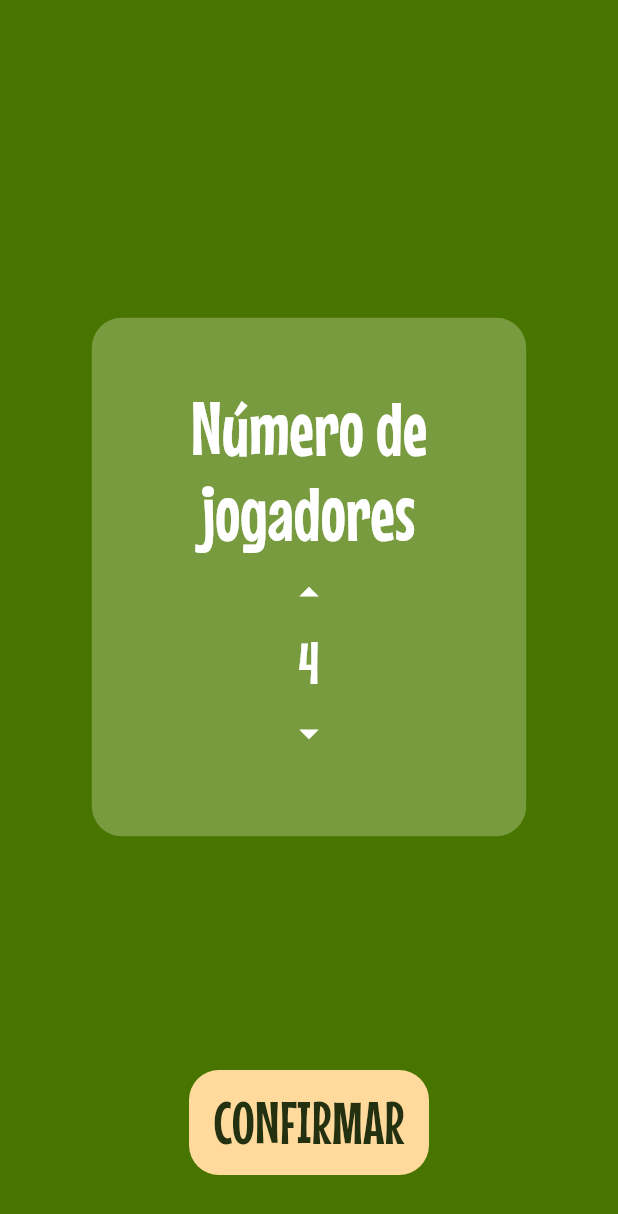
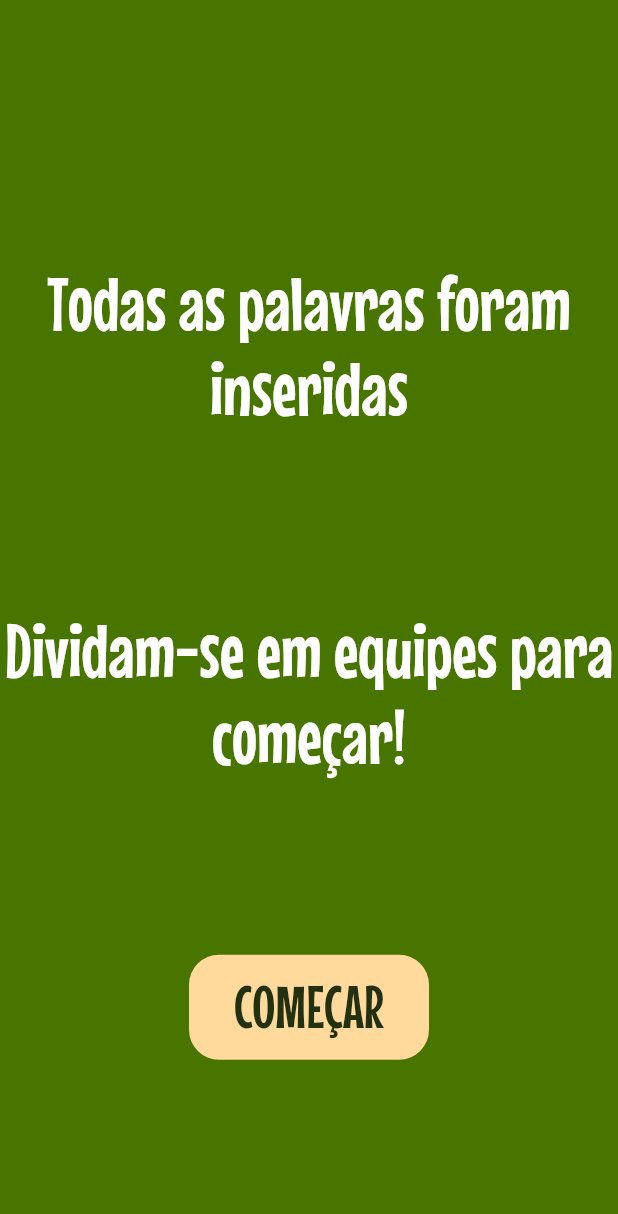
Before and after one commit to AlexandreOkita/savana, a Flutter app: the screen it shows after launch, on a phone screen of 412 x 824 dp. Shown: the top 1214 px of the screen. Run offline on Flutter 3.47's test engine with Material 2 defaults, Android fonts, the phone set to English and light mode, and no system bars; our stand-ins replace flutter_riverpod.

Commit message:
add write_word screen

```diff
--- a/lib/main.dart
+++ b/lib/main.dart
@@ -1,6 +1,9 @@
 import 'package:flutter/material.dart';
 import 'package:flutter_riverpod/flutter_riverpod.dart';
+import 'package:savana/view/screens/change_player_screen.dart';
 import 'package:savana/view/screens/player_quantity_config_screen.dart';
+import 'package:savana/view/screens/start_game_screen.dart';
+import 'package:savana/view/screens/write_word_screen.dart';
 
 void main() {
   runApp(const ProviderScope(child: MyApp()));
@@ -14,6 +17,13 @@ class MyApp extends StatelessWidget {
   Widget build(BuildContext context) {
     return MaterialApp(
       title: 'Savana',
+      routes: {
+        "/antigo": (context) => const PlayerQuantityConfigScreen(),
+        "words": (context) => const WriteWordScreen(),
+        "change_player": (context) => const ChangePlayerScreen(),
+        "/": (context) => const StartGameScreen(),
+        "/game": (context) => const PlayerQuantityConfigScreen(),
+      },
       theme: ThemeData(
         primarySwatch: Colors.blue,
         scaffoldBackgroundColor: const Color(0xFF487400),
@@ -47,7 +57,6 @@ class MyApp extends StatelessWidget {
               color: Color(0xFFf09375),
             )),
       ),
-      home: const PlayerQuantityConfigScreen(),
     );
   }
 }
--- a/lib/view/components/write_word_field.dart
+++ b/lib/view/components/write_word_field.dart
@@ -37,6 +37,7 @@ class _WriteWordFieldState extends ConsumerState<WriteWordField> {
             child: TextField(
               controller: controller,
               style: Theme.of(context).textTheme.bodyMedium,
+              cursorColor: Colors.white,
               decoration: InputDecoration(
                 suffixIconColor: Colors.white,
                 suffixIcon: IconButton(
--- a/lib/view/screens/game_config_screen.dart
+++ b/lib/view/screens/game_config_screen.dart
@@ -62,7 +62,7 @@ class GameConfigScreen extends ConsumerWidget {
                             Navigator.pushAndRemoveUntil(
                               context,
                               MaterialPageRoute(builder: (context) => const WriteWordScreen()),
-                              ModalRoute.withName('/'),
+                              ModalRoute.withName('/words'),
                             )
                           }),
                 ],
--- /dev/null
+++ b/lib/view/screens/start_game_screen.dart
@@ -0,0 +1,36 @@
+import 'package:flutter/material.dart';
+import 'package:flutter_riverpod/flutter_riverpod.dart';
+import 'package:savana/view/components/confirm_button.dart';
+import 'package:savana/view/components/savana_scaffold.dart';
+import 'package:savana/view/screens/player_quantity_config_screen.dart';
+
+class StartGameScreen extends ConsumerWidget {
+  const StartGameScreen({super.key});
+
+  @override
+  Widget build(BuildContext context, WidgetRef ref) {
+    return SavanaScaffold(
+      body: Column(
+          mainAxisAlignment: MainAxisAlignment.spaceEvenly,
+          children: [
+            Text(
+              "Todas as palavras foram inseridas",
+              style: Theme.of(context).textTheme.displayLarge,
+              textAlign: TextAlign.center,
+            ),
+            Text(
+              "Dividam-se em equipes para começar!",
+              style: Theme.of(context).textTheme.displayLarge,
+              textAlign: TextAlign.center,
+            ),
+            ConfirmButton(
+                buttonText: "COMEÇAR",
+                onPressed: () => Navigator.pushAndRemoveUntil(
+                      context,
+                      MaterialPageRoute(builder: (context) => const PlayerQuantityConfigScreen()),
+                      ModalRoute.withName('/game'),
+                    )),
+          ]),
+    );
+  }
+}
--- a/lib/viewmodel/game_config_viewmodel.dart
+++ b/lib/viewmodel/game_config_viewmodel.dart
@@ -1,6 +1,7 @@
 import 'package:flutter_riverpod/flutter_riverpod.dart';
 import 'package:savana/model/time.dart';
 import 'package:savana/viewmodel/providers/configuration_providers.dart';
+import 'package:savana/viewmodel/providers/game_providers.dart';
 
 class GameConfigViewModel {
   final ProviderRef ref;
@@ -68,6 +69,10 @@ class GameConfigViewModel {
     time += (time / ref.watch(timePerRoundProvider).getTotalInMinutes()) / 2;
     return time.ceil();
   }
+
+  bool allPlayerAreDone() {
+    return ref.watch(playersDoneQuantityProvider) == ref.watch(playerQuantityProvider);
+  }
 }
 
 final gameConfigViewModel = Provider<GameConfigViewModel>((ref) {
--- a/lib/viewmodel/providers/game_providers.dart
+++ b/lib/viewmodel/providers/game_providers.dart
@@ -7,3 +7,5 @@ final playerWordsProvider = StateProvider<List<String>>((ref) {
 final wordsPoolProvider = StateProvider<List<String>>((ref) {
   return [];
 });
+
+final playersDoneQuantityProvider = StateProvider<int>((ref) => 0);
```
Also changed, not shown: lib/view/screens/change_player_screen.dart (added, +37 -0 lines), lib/view/screens/write_word_screen.dart (+36 -9 lines), lib/viewmodel/words_viewmodel.dart (+16 -0 lines).
